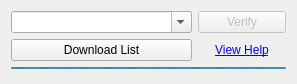
First picture: the form in widgets/pomfoptionswidget.ui, repository ckaiser/Lightscreen, before the edit.
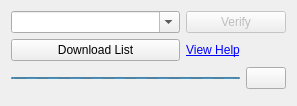
Second picture: the form after the edit. Icons and pictures are not drawn.

Commit message: Pomf check cancel button, options background color fix

Patch:
```diff
--- a/widgets/pomfoptionswidget.ui
+++ b/widgets/pomfoptionswidget.ui
@@ -7,14 +7,14 @@
     <x>0</x>
     <y>0</y>
     <width>297</width>
-    <height>84</height>
+    <height>106</height>
    </rect>
   </property>
   <property name="windowTitle">
    <string>Form</string>
   </property>
   <layout class="QGridLayout" name="gridLayout">
-   <item row="0" column="0" colspan="2">
+   <item row="0" column="0">
     <widget class="QComboBox" name="pomfUrlComboBox">
      <property name="sizePolicy">
       <sizepolicy hsizetype="Expanding" vsizetype="Fixed">
@@ -30,20 +30,7 @@
      </property>
     </widget>
    </item>
-   <item row="4" column="0" colspan="2">
-    <spacer name="verticalSpacer">
-     <property name="orientation">
-      <enum>Qt::Vertical</enum>
-     </property>
-     <property name="sizeHint" stdset="0">
-      <size>
-       <width>0</width>
-       <height>0</height>
-      </size>
-     </property>
-    </spacer>
-   </item>
-   <item row="0" column="2">
+   <item row="0" column="1" colspan="2">
     <widget class="QPushButton" name="verifyButton">
      <property name="enabled">
       <bool>false</bool>
@@ -53,7 +40,14 @@
      </property>
     </widget>
    </item>
-   <item row="1" column="2">
+   <item row="1" column="0">
+    <widget class="QPushButton" name="downloadListButton">
+     <property name="text">
+      <string>Download List</string>
+     </property>
+    </widget>
+   </item>
+   <item row="1" column="1">
     <widget class="QLabel" name="helpLabel">
      <property name="sizePolicy">
       <sizepolicy hsizetype="Minimum" vsizetype="Preferred">
@@ -69,14 +63,31 @@
      </property>
     </widget>
    </item>
-   <item row="1" column="0" colspan="2">
-    <widget class="QPushButton" name="downloadListButton">
+   <item row="3" column="0">
+    <spacer name="verticalSpacer">
+     <property name="orientation">
+      <enum>Qt::Vertical</enum>
+     </property>
+     <property name="sizeHint" stdset="0">
+      <size>
+       <width>0</width>
+       <height>0</height>
+      </size>
+     </property>
+    </spacer>
+   </item>
+   <item row="2" column="2">
+    <widget class="QPushButton" name="cancelButton">
      <property name="text">
-      <string>Download List</string>
+      <string/>
+     </property>
+     <property name="icon">
+      <iconset resource="../lightscreen.qrc">
+       <normaloff>:/icons/no</normaloff>:/icons/no</iconset>
      </property>
     </widget>
    </item>
-   <item row="2" column="0" colspan="3">
+   <item row="2" column="0" colspan="2">
     <widget class="QProgressBar" name="progressIndicatorBar">
      <property name="maximumSize">
       <size>
```
Left out of the diff: 4 changed lines with no effect on the pictures. The commit also changes 5 other files.
